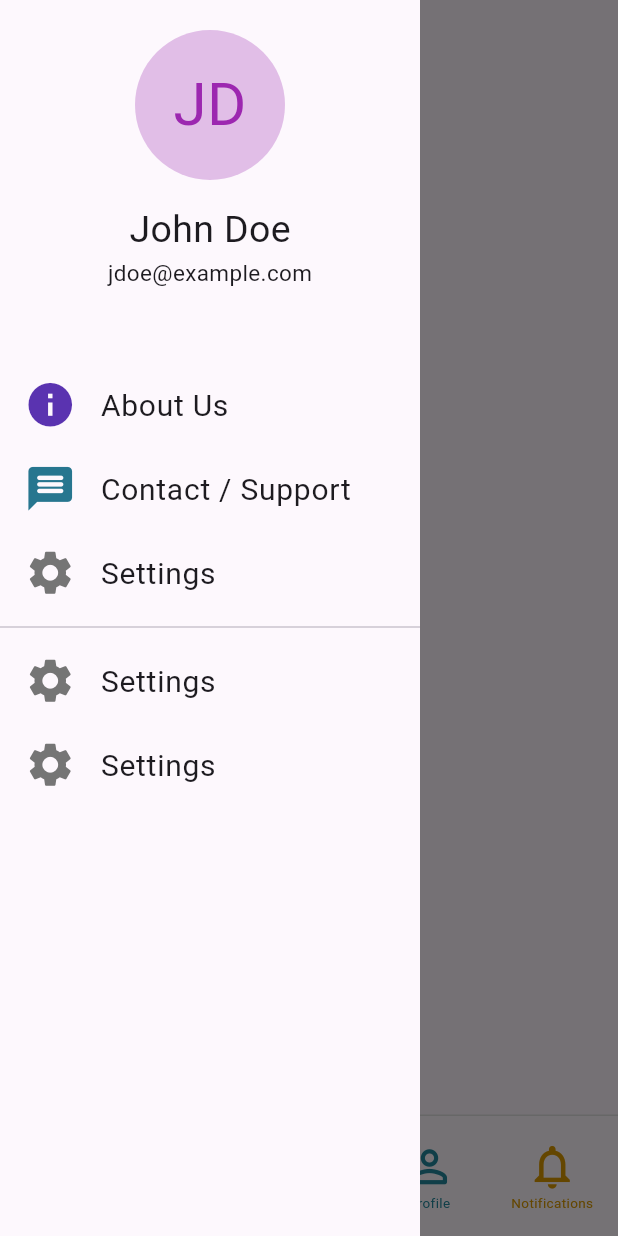
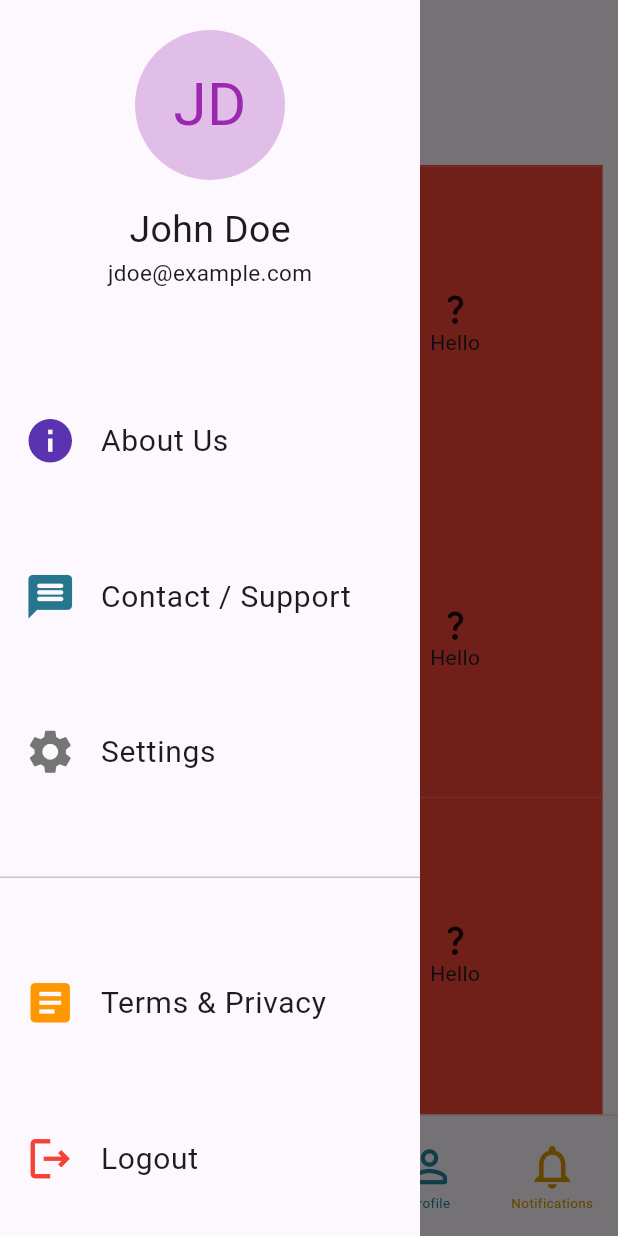
Before and after one commit to abbashashem283/babivision, a Flutter app: the screen it shows after launch, with the side drawer open, on a phone screen of 412 x 824 dp. Run offline on Flutter 3.47's test engine with Material 3 defaults, Android fonts, the phone set to English and light mode, and no system bars; our stand-ins replace dio, flutter_dotenv, flutter_secure_storage, pin_code_fields.

Commit message:
working on homepage grid

```diff
--- a/lib/views/pages/HomePage.dart
+++ b/lib/views/pages/HomePage.dart
@@ -17,6 +17,9 @@ class _HomepageState extends State<Homepage> {
 
   @override
   Widget build(BuildContext context) {
+    double width = MediaQuery.of(context).size.width;
+    double height = MediaQuery.of(context).size.height;
+
     bool homeActive = _currentIndex == 0;
     bool servicesActive = _currentIndex == 1;
     bool profileActive = _currentIndex == 2;
@@ -130,8 +133,9 @@ class _HomepageState extends State<Homepage> {
                 ],
               ),
               SizedBox(height: 50),
-              Column(
-                mainAxisAlignment: MainAxisAlignment.spaceBetween,
+              Expanded(
+                child: Column(
+                  mainAxisAlignment: MainAxisAlignment.spaceAround,
                   children: [
                     ListTile(
                       leading: Icon(
@@ -163,27 +167,159 @@ class _HomepageState extends State<Homepage> {
                     Divider(),
                     ListTile(
                       leading: Icon(
-                      Icons.settings,
+                        Icons.article,
                         size: 35,
-                      color: Colors.grey[600],
+                        color: Colors.orange,
                       ),
-                    title: Text("Settings", style: TextStyle(fontSize: 20)),
+                      title: Text(
+                        "Terms & Privacy",
+                        style: TextStyle(fontSize: 20),
+                      ),
                     ),
                     ListTile(
                       leading: Icon(
-                      Icons.settings,
+                        Icons.logout_outlined,
                         size: 35,
-                      color: Colors.grey[600],
+                        color: Colors.red,
                       ),
-                    title: Text("Settings", style: TextStyle(fontSize: 20)),
+                      title: Text("Logout", style: TextStyle(fontSize: 20)),
                     ),
                   ],
+                ),
               ),
             ],
           ),
         ),
       ),
-      body: Center(child: Text("This is home page")),
+      body: Align(
+        alignment: Alignment.topCenter,
+        child: B(
+          color: "r",
+          child: FractionallySizedBox(
+            //height: 250,
+            widthFactor: 0.95,
+            //height: 250,
+            child: Column(
+              children: [
+                Expanded(
+                  child: Row(
+                    children: [
+                      Expanded(
+                        child: GestureDetector(
+                          child: Container(
+                            padding: EdgeInsets.all(15),
+                            color: Colors.teal,
+                            child: Column(
+                              mainAxisAlignment: MainAxisAlignment.center,
+                              crossAxisAlignment: CrossAxisAlignment.center,
+                              children: [
+                                Icon(Icons.question_mark_rounded),
+                                Text("Hello"),
+                              ],
+                            ),
+                          ),
+                        ),
+                      ),
+                      Expanded(
+                        child: GestureDetector(
+                          child: Container(
+                            padding: EdgeInsets.all(15),
+                            color: Colors.red,
+                            child: Column(
+                              mainAxisAlignment: MainAxisAlignment.center,
+                              crossAxisAlignment: CrossAxisAlignment.center,
+                              children: [
+                                Icon(Icons.question_mark_rounded),
+                                Text("Hello"),
+                              ],
+                            ),
+                          ),
+                        ),
+                      ),
+                    ],
+                  ),
+                ),
+                Expanded(
+                  child: Row(
+                    children: [
+                      Expanded(
+                        child: GestureDetector(
+                          child: Container(
+                            padding: EdgeInsets.all(15),
+                            color: Colors.teal,
+                            child: Column(
+                              mainAxisAlignment: MainAxisAlignment.center,
+                              crossAxisAlignment: CrossAxisAlignment.center,
+                              children: [
+                                Icon(Icons.question_mark_rounded),
+                                Text("Hello"),
+                              ],
+                            ),
+                          ),
+                        ),
+                      ),
+                      Expanded(
+                        child: GestureDetector(
+                          child: Container(
+                            padding: EdgeInsets.all(15),
+                            color: Colors.red,
+                            child: Column(
+                              mainAxisAlignment: MainAxisAlignment.center,
+                              crossAxisAlignment: CrossAxisAlignment.center,
+                              children: [
+                                Icon(Icons.question_mark_rounded),
+                                Text("Hello"),
+                              ],
+                            ),
+                          ),
+                        ),
+                      ),
+                    ],
+                  ),
+                ),
+                Expanded(
+                  child: Row(
+                    children: [
+                      Expanded(
+                        child: GestureDetector(
+                          child: Container(
+                            padding: EdgeInsets.all(15),
+                            color: Colors.teal,
+                            child: Column(
+                              mainAxisAlignment: MainAxisAlignment.center,
+                              crossAxisAlignment: CrossAxisAlignment.center,
+                              children: [
+                                Icon(Icons.question_mark_rounded),
+                                Text("Hello"),
+                              ],
+                            ),
+                          ),
+                        ),
+                      ),
+                      Expanded(
+                        child: GestureDetector(
+                          child: Container(
+                            padding: EdgeInsets.all(15),
+                            color: Colors.red,
+                            child: Column(
+                              mainAxisAlignment: MainAxisAlignment.center,
+                              crossAxisAlignment: CrossAxisAlignment.center,
+                              children: [
+                                Icon(Icons.question_mark_rounded),
+                                Text("Hello"),
+                              ],
+                            ),
+                          ),
+                        ),
+                      ),
+                    ],
+                  ),
+                ),
+              ],
+            ),
+          ),
+        ),
+      ),
       bottomNavigationBar: Container(
         decoration: BoxDecoration(
           border: Border(top: BorderSide(color: Colors.grey[300]!)),
```
Lines whose indentation alone changed are shown as unchanged.
